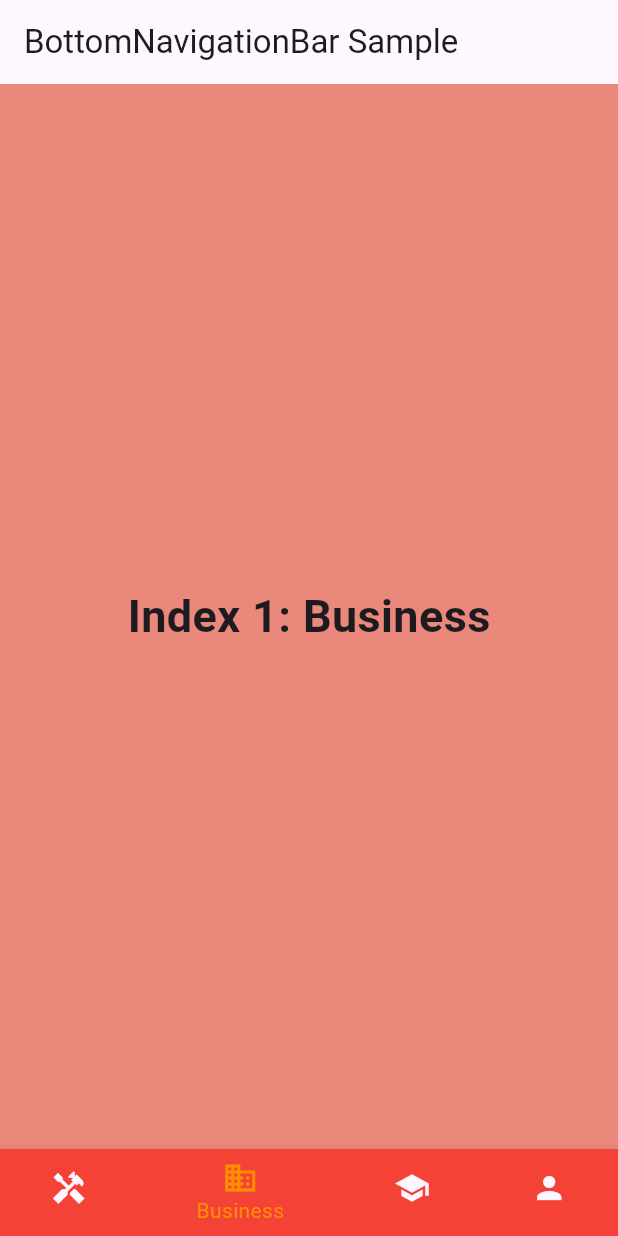
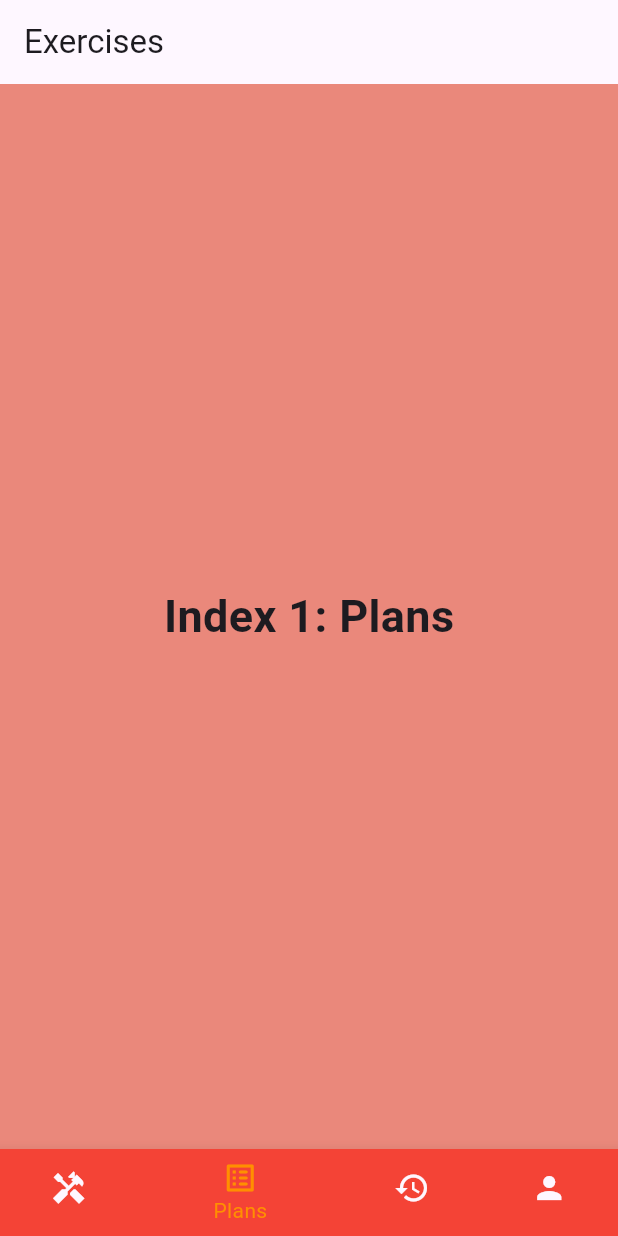
Before and after one commit to bugarin2/bugarin, a Flutter app: the screen it shows after launch, item 2 of the bottom bar chosen, on a phone screen of 412 x 824 dp. Run offline on Flutter 3.47's test engine with Material 3 defaults, Android fonts, the phone set to English and light mode, and no system bars; our stand-ins replace google_fonts.

Commit message:
[refactor] GymExercisesScreen: rename title and change icon bar

```diff
--- a/lib/src/features/gym/screens/gym_exercises_screen.dart
+++ b/lib/src/features/gym/screens/gym_exercises_screen.dart
@@ -18,11 +18,11 @@ class _GymExercisesScreen extends State<GymExercisesScreen> {
   static const List<Widget> _widgetOptions = <Widget>[
     GymExercisesMovementWidget(),
     Text(
-      'Index 1: Business',
+      'Index 1: Plans',
       style: optionStyle,
     ),
     Text(
-      'Index 2: School',
+      'Index 2: Log',
       style: optionStyle,
     ),
     SignInScreen(),
@@ -38,7 +38,7 @@ class _GymExercisesScreen extends State<GymExercisesScreen> {
   Widget build(BuildContext context) {
     return Scaffold(
       appBar: AppBar(
-        title: const Text('BottomNavigationBar Sample'),
+        title: const Text('Exercises'),
       ),
       body: Center(
         child: _widgetOptions.elementAt(_selectedIndex),
@@ -51,13 +51,13 @@ class _GymExercisesScreen extends State<GymExercisesScreen> {
             backgroundColor: Colors.red,
           ),
           BottomNavigationBarItem(
-            icon: Icon(Icons.business),
-            label: 'Business',
+            icon: Icon(Icons.list_alt_rounded),
+            label: 'Plans',
             backgroundColor: Colors.red,
           ),
           BottomNavigationBarItem(
-            icon: Icon(Icons.school),
-            label: 'School',
+            icon: Icon(Icons.history),
+            label: 'Log',
             backgroundColor: Colors.red,
           ),
           BottomNavigationBarItem(
```
